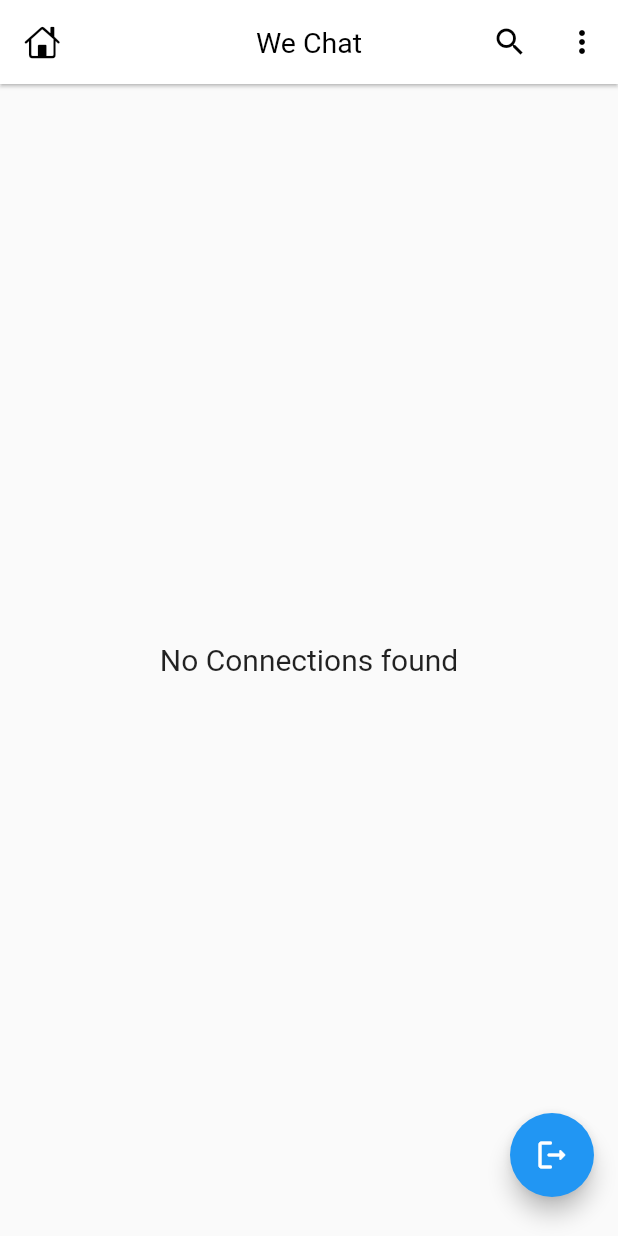
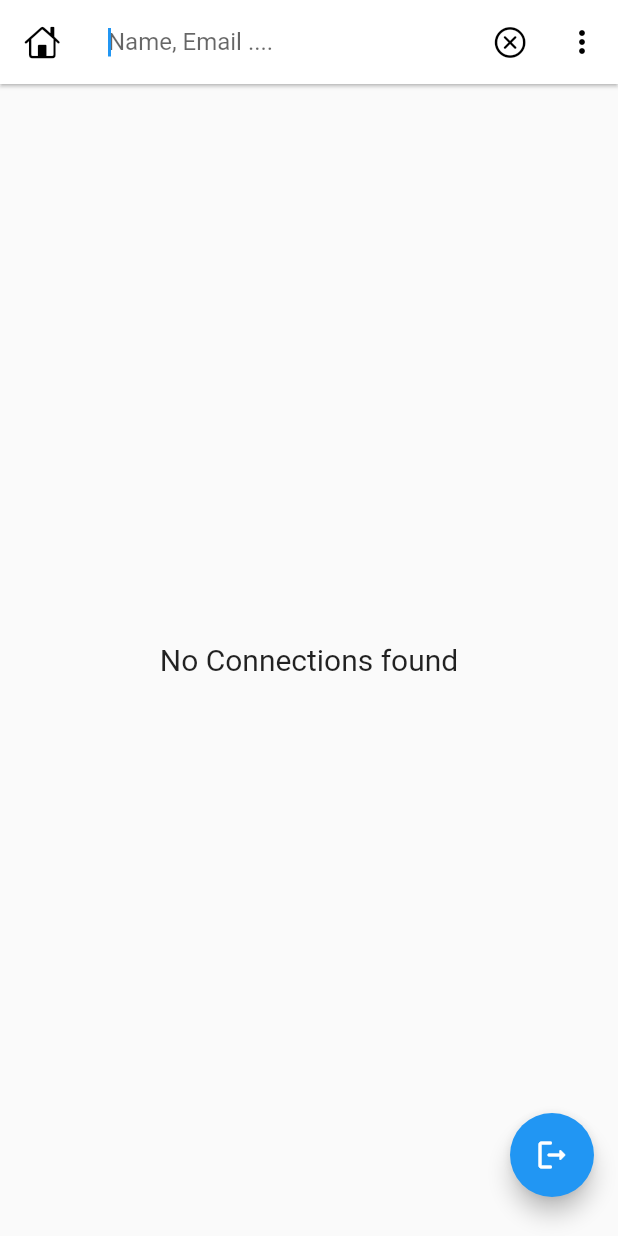
Before and after one commit to thenumanahmed/Chat_App, a Flutter app: the HomeScreen screen opened directly, after a tap on the "search" icon, on a phone screen of 412 x 824 dp. Run offline on Flutter 3.47's test engine with Material 2 defaults, Android fonts, the phone set to English and light mode, and no system bars; our stand-ins replace cached_network_image, cloud_firestore, firebase_auth, firebase_core, google_sign_in; accounts and stored records are empty.

Commit message:
searching user

```diff
--- a/lib/screens/home_screen.dart
+++ b/lib/screens/home_screen.dart
@@ -14,7 +14,13 @@
 }
 
 class _HomeScreenState extends State<HomeScreen> {
-  List<ChatUser> list = [];
+  // for storing all items
+  List<ChatUser> _list = [];
+
+  //for storing search items
+  List<ChatUser> _searchList = [];
+
+  bool _isSearching = false;
 
   @override
   void initState() {
@@ -24,14 +30,67 @@
 
   @override
   Widget build(BuildContext context) {
-    return Scaffold(
+    return GestureDetector(
+      //for hiding the keyboard
+      onTap: () => FocusScope.of(context).unfocus(),
+
+      child: WillPopScope(
+        //if searching is on & back buton is pressed then close search
+        //or else simple close current screen on back button click
+        onWillPop: () {
+          if (_isSearching) {
+            _isSearching = !_isSearching;
+            setState(() {});
+            return Future.value(false);
+          } else {
+            // to pop the screen
+            return Future.value(true);
+          }
+        },
+
+        child: Scaffold(
             //app bar
             appBar: AppBar(
               leading: const Icon(CupertinoIcons.home),
-          title: const Text('We Chat'),
+              title: _isSearching
+                  ? TextField(
+                      decoration: const InputDecoration(
+                          border: InputBorder.none,
+                          hintText: 'Name, Email .... '),
+                      autofocus: true,
+                      style: const TextStyle(fontSize: 16),
+                      //to search text changes update the search field
+                      onChanged: (value) {
+                        //search logic
+                        _searchList = [];
+                        for (var i in _list) {
+                          if (i.name
+                                  .toLowerCase()
+                                  .contains(value.toLowerCase()) ||
+                              i.email
+                                  .toLowerCase()
+                                  .contains(value.toLowerCase())) {
+                            _searchList.add(i);
+                          }
+                        }
+                        //to update the ui
+                        setState(() {
+                          _searchList;
+                        });
+                      },
+                    )
+                  : const Text('We Chat'),
               actions: [
                 //search user button
-            IconButton(onPressed: () {}, icon: const Icon(Icons.search)),
+                IconButton(
+                    onPressed: () {
+                      setState(() {
+                        _isSearching = !_isSearching;
+                      });
+                    },
+                    icon: _isSearching
+                        ? const Icon(CupertinoIcons.clear_circled)
+                        : const Icon(Icons.search)),
 
                 //more features button
                 IconButton(
@@ -75,18 +134,23 @@
                   case ConnectionState.active:
                   case ConnectionState.done:
                     final data = snapshot.data?.docs;
-                list = data?.map((e) => ChatUser.fromJson(e.data())).toList() ??
+                    _list = data
+                            ?.map((e) => ChatUser.fromJson(e.data()))
+                            .toList() ??
                         [];
 
-                if (list.isNotEmpty) {
+                    if (_list.isNotEmpty) {
                       return ListView.builder(
-                    itemCount: list.length,
+                        itemCount:
+                            _isSearching ? _searchList.length : _list.length,
                         //for little spacing at start of the screen
                         padding: EdgeInsets.only(top: mq.height * 0.005),
                         physics: const BouncingScrollPhysics(),
                         itemBuilder: (context, index) {
                           return ChatUserCard(
-                        user: list[index],
+                            user: _isSearching
+                                ? _searchList[index]
+                                : _list[index],
                           );
                         },
                       );
@@ -100,6 +164,8 @@
                     }
                 }
               },
-        ));
+            )),
+      ),
+    );
   }
 }
```
Lines whose indentation alone changed are shown as unchanged.
